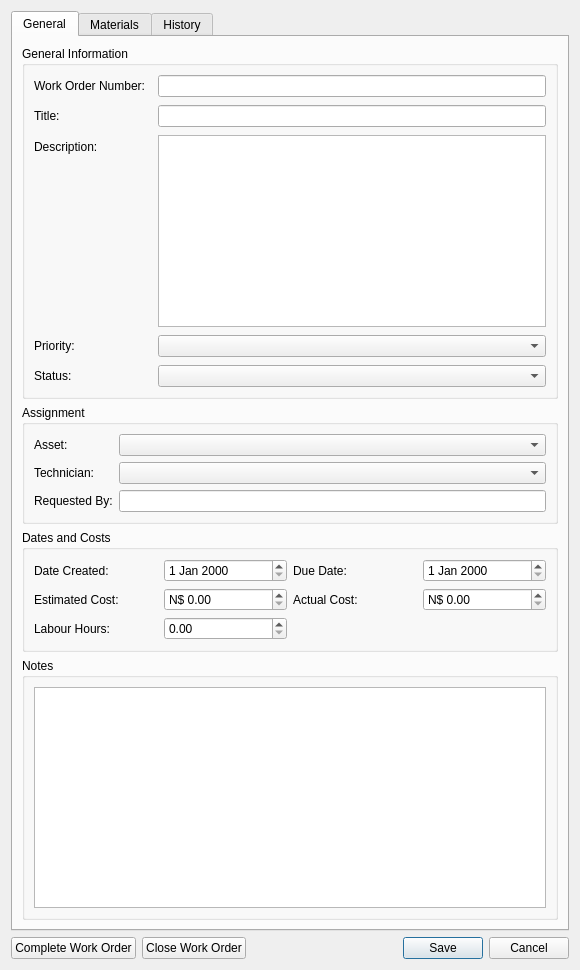
Old version of the form app/ui/forms/add_work_order.ui in the repository Apie-dup/MaintenanceSystem.
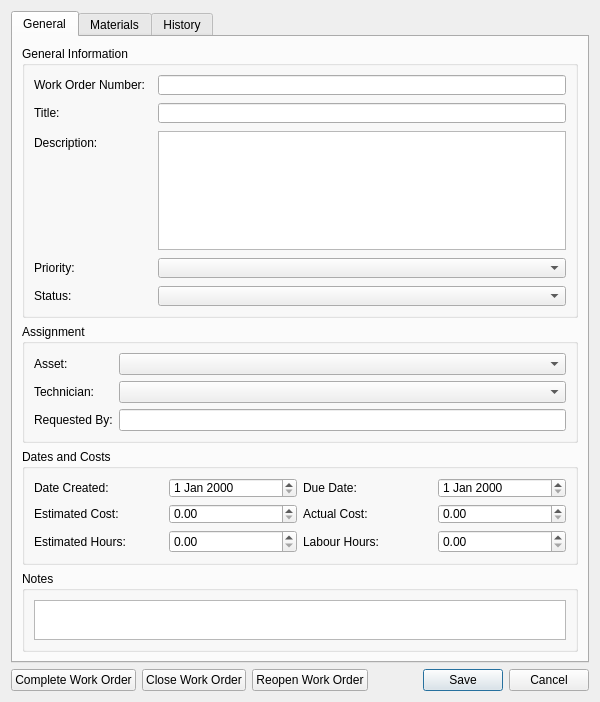
New version of the form.

Commit message: Added meter_reading to work_orders

The edit to the form file:
```diff
--- a/app/ui/forms/add_work_order.ui
+++ b/app/ui/forms/add_work_order.ui
@@ -6,8 +6,8 @@
    <rect>
     <x>0</x>
     <y>0</y>
-    <width>580</width>
-    <height>970</height>
+    <width>600</width>
+    <height>702</height>
    </rect>
   </property>
   <property name="minimumSize">
@@ -22,6 +22,12 @@
   <layout class="QVBoxLayout" name="verticalLayout">
    <item>
     <widget class="QTabWidget" name="tabWorkOrder">
+     <property name="sizePolicy">
+      <sizepolicy hsizetype="Expanding" vsizetype="Preferred">
+       <horstretch>0</horstretch>
+       <verstretch>0</verstretch>
+      </sizepolicy>
+     </property>
      <property name="currentIndex">
       <number>0</number>
      </property>
@@ -59,7 +65,14 @@
            </widget>
           </item>
           <item row="0" column="1">
-           <widget class="QLineEdit" name="txtWorkOrderNumber"/>
+           <widget class="QLineEdit" name="txtWorkOrderNumber">
+            <property name="minimumSize">
+             <size>
+              <width>0</width>
+              <height>20</height>
+             </size>
+            </property>
+           </widget>
           </item>
           <item row="1" column="0">
            <widget class="QLabel" name="lblTitle">
@@ -69,7 +82,14 @@
            </widget>
           </item>
           <item row="1" column="1">
-           <widget class="QLineEdit" name="txtTitle"/>
+           <widget class="QLineEdit" name="txtTitle">
+            <property name="minimumSize">
+             <size>
+              <width>0</width>
+              <height>20</height>
+             </size>
+            </property>
+           </widget>
           </item>
           <item row="2" column="0">
            <widget class="QLabel" name="lblDescription">
@@ -89,7 +109,7 @@
             <property name="minimumSize">
              <size>
               <width>0</width>
-              <height>0</height>
+              <height>40</height>
              </size>
             </property>
            </widget>
@@ -102,7 +122,14 @@
            </widget>
           </item>
           <item row="3" column="1">
-           <widget class="QComboBox" name="cmbPriority"/>
+           <widget class="QComboBox" name="cmbPriority">
+            <property name="minimumSize">
+             <size>
+              <width>0</width>
+              <height>20</height>
+             </size>
+            </property>
+           </widget>
           </item>
           <item row="4" column="0">
            <widget class="QLabel" name="lblStatus">
@@ -112,7 +139,14 @@
            </widget>
           </item>
           <item row="4" column="1">
-           <widget class="QComboBox" name="cmbStatus"/>
+           <widget class="QComboBox" name="cmbStatus">
+            <property name="minimumSize">
+             <size>
+              <width>0</width>
+              <height>20</height>
+             </size>
+            </property>
+           </widget>
           </item>
          </layout>
         </widget>
@@ -140,7 +174,14 @@
            </widget>
           </item>
           <item row="0" column="1">
-           <widget class="QComboBox" name="cmbAsset"/>
+           <widget class="QComboBox" name="cmbAsset">
+            <property name="minimumSize">
+             <size>
+              <width>0</width>
+              <height>20</height>
+             </size>
+            </property>
+           </widget>
           </item>
           <item row="1" column="0">
            <widget class="QLabel" name="lblTechnician">
@@ -150,7 +191,14 @@
            </widget>
           </item>
           <item row="1" column="1">
-           <widget class="QComboBox" name="cmbTechnician"/>
+           <widget class="QComboBox" name="cmbTechnician">
+            <property name="minimumSize">
+             <size>
+              <width>0</width>
+              <height>20</height>
+             </size>
+            </property>
+           </widget>
           </item>
           <item row="2" column="0">
            <widget class="QLabel" name="lblRequestedBy">
@@ -160,7 +208,14 @@
            </widget>
           </item>
           <item row="2" column="1">
-           <widget class="QLineEdit" name="txtRequestedBy"/>
+           <widget class="QLineEdit" name="txtRequestedBy">
+            <property name="minimumSize">
+             <size>
+              <width>0</width>
+              <height>20</height>
+             </size>
+            </property>
+           </widget>
           </item>
          </layout>
         </widget>
@@ -185,7 +240,14 @@
            </widget>
           </item>
           <item row="0" column="1">
-           <widget class="QDateEdit" name="dtDateCreated"/>
+           <widget class="QDateEdit" name="dtDateCreated">
+            <property name="minimumSize">
+             <size>
+              <width>0</width>
+              <height>20</height>
+             </size>
+            </property>
+           </widget>
           </item>
           <item row="0" column="2">
            <widget class="QLabel" name="lblDueDate">
@@ -195,7 +257,14 @@
            </widget>
           </item>
           <item row="0" column="3">
-           <widget class="QDateEdit" name="dtDueDate"/>
+           <widget class="QDateEdit" name="dtDueDate">
+            <property name="minimumSize">
+             <size>
+              <width>0</width>
+              <height>20</height>
+             </size>
+            </property>
+           </widget>
           </item>
           <item row="1" column="0">
            <widget class="QLabel" name="lblEstimatedCost">
@@ -206,8 +275,14 @@
           </item>
           <item row="1" column="1">
            <widget class="QDoubleSpinBox" name="dsbEstimatedCost">
+            <property name="minimumSize">
+             <size>
+              <width>0</width>
+              <height>20</height>
+             </size>
+            </property>
             <property name="prefix">
-             <string>N$ </string>
+             <string/>
             </property>
             <property name="maximum">
              <double>999999.989999999990687</double>
@@ -223,23 +298,50 @@
           </item>
           <item row="1" column="3">
            <widget class="QDoubleSpinBox" name="dsbActualCost">
+            <property name="minimumSize">
+             <size>
+              <width>0</width>
+              <height>20</height>
+             </size>
+            </property>
             <property name="prefix">
-             <string>N$ </string>
+             <string/>
             </property>
             <property name="maximum">
              <double>999999.989999999990687</double>
             </property>
            </widget>
           </item>
-          <item row="2" column="0">
+          <item row="2" column="3">
+           <widget class="QDoubleSpinBox" name="dsbLabourHours">
+            <property name="minimumSize">
+             <size>
+              <width>0</width>
+              <height>20</height>
+             </size>
+            </property>
+           </widget>
+          </item>
+          <item row="2" column="2">
            <widget class="QLabel" name="lblLabourHours">
             <property name="text">
              <string>Labour Hours:</string>
             </property>
            </widget>
           </item>
+          <item row="2" column="0">
+           <widget class="QLabel" name="lblEstimatedHours">
+            <property name="text">
+             <string>Estimated Hours:</string>
+            </property>
+           </widget>
+          </item>
           <item row="2" column="1">
-           <widget class="QDoubleSpinBox" name="dsbLabourHours"/>
+           <widget class="QDoubleSpinBox" name="dsbEstimatedHours">
+            <property name="maximum">
+             <double>999999.989999999990687</double>
+            </property>
+           </widget>
           </item>
          </layout>
         </widget>
@@ -259,11 +361,20 @@
           <item>
            <widget class="QPlainTextEdit" name="teNotes">
             <property name="sizePolicy">
-             <sizepolicy hsizetype="Expanding" vsizetype="Expanding">
+             <sizepolicy hsizetype="Expanding" vsizetype="Preferred">
               <horstretch>0</horstretch>
               <verstretch>0</verstretch>
              </sizepolicy>
             </property>
+            <property name="minimumSize">
+             <size>
+              <width>0</width>
+              <height>40</height>
+             </size>
+            </property>
+            <property name="sizeAdjustPolicy">
+             <enum>QAbstractScrollArea::SizeAdjustPolicy::AdjustToContents</enum>
+            </property>
            </widget>
           </item>
          </layout>
@@ -352,6 +463,13 @@
        </property>
       </widget>
      </item>
+     <item>
+      <widget class="QPushButton" name="btnReopen">
+       <property name="text">
+        <string>Reopen Work Order</string>
+       </property>
+      </widget>
+     </item>
      <item>
       <spacer name="horizontalSpacer">
        <property name="orientation">
```
Left out of the diff: 2 changed lines with no effect on the pictures. The commit also changes 78 other files.
